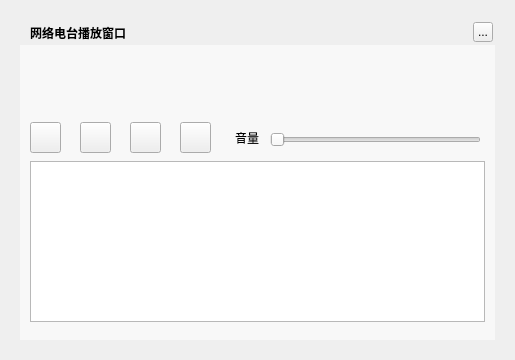
Old version of the form TTKCore/musicUi/musicToolswidget/musicwebentainradiowidget.ui in the repository Greedysky/TTKMusicPlayer.
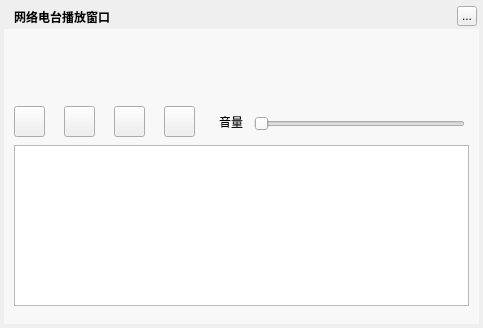
New version of the form. Custom widgets are drawn as their Qt base class.

```diff
--- a/TTKCore/musicUi/musicToolswidget/musicwebentainradiowidget.ui
+++ b/TTKCore/musicUi/musicToolswidget/musicwebentainradiowidget.ui
@@ -6,8 +6,8 @@
    <rect>
     <x>0</x>
     <y>0</y>
-    <width>515</width>
-    <height>360</height>
+    <width>483</width>
+    <height>328</height>
    </rect>
   </property>
   <property name="windowTitle">
@@ -16,8 +16,8 @@
   <widget class="QLabel" name="background">
    <property name="geometry">
     <rect>
-     <x>20</x>
-     <y>20</y>
+     <x>4</x>
+     <y>4</y>
      <width>475</width>
      <height>320</height>
     </rect>
@@ -29,8 +29,8 @@
   <widget class="QLabel" name="topTitleName">
    <property name="geometry">
     <rect>
-     <x>30</x>
-     <y>20</y>
+     <x>14</x>
+     <y>4</y>
      <width>111</width>
      <height>25</height>
     </rect>
@@ -45,8 +45,8 @@
   <widget class="QToolButton" name="topTitleCloseButton">
    <property name="geometry">
     <rect>
-     <x>473</x>
-     <y>22</y>
+     <x>457</x>
+     <y>6</y>
      <width>20</width>
      <height>20</height>
     </rect>
@@ -58,8 +58,8 @@
   <widget class="QListWidget" name="listWidget">
    <property name="geometry">
     <rect>
-     <x>30</x>
-     <y>161</y>
+     <x>14</x>
+     <y>145</y>
      <width>455</width>
      <height>161</height>
     </rect>
@@ -68,8 +68,8 @@
   <widget class="QLabel" name="movieLabel">
    <property name="geometry">
     <rect>
-     <x>30</x>
-     <y>55</y>
+     <x>14</x>
+     <y>39</y>
      <width>455</width>
      <height>60</height>
     </rect>
@@ -84,8 +84,8 @@
   <widget class="QPushButton" name="playButton">
    <property name="geometry">
     <rect>
-     <x>30</x>
-     <y>122</y>
+     <x>14</x>
+     <y>106</y>
      <width>31</width>
      <height>31</height>
     </rect>
@@ -97,8 +97,8 @@
   <widget class="MusicClickedSlider" name="volumeSlider">
    <property name="geometry">
     <rect>
-     <x>270</x>
-     <y>130</y>
+     <x>254</x>
+     <y>114</y>
      <width>211</width>
      <height>20</height>
     </rect>
@@ -110,8 +110,8 @@
   <widget class="QPushButton" name="stopButton">
    <property name="geometry">
     <rect>
-     <x>80</x>
-     <y>122</y>
+     <x>64</x>
+     <y>106</y>
      <width>31</width>
      <height>31</height>
     </rect>
@@ -123,8 +123,8 @@
   <widget class="QPushButton" name="colletButton">
    <property name="geometry">
     <rect>
-     <x>130</x>
-     <y>122</y>
+     <x>114</x>
+     <y>106</y>
      <width>31</width>
      <height>31</height>
     </rect>
@@ -136,8 +136,8 @@
   <widget class="QPushButton" name="discolletButton">
    <property name="geometry">
     <rect>
-     <x>180</x>
-     <y>122</y>
+     <x>164</x>
+     <y>106</y>
      <width>31</width>
      <height>31</height>
     </rect>
@@ -149,8 +149,8 @@
   <widget class="QLabel" name="label_2">
    <property name="geometry">
     <rect>
-     <x>235</x>
-     <y>130</y>
+     <x>219</x>
+     <y>114</y>
      <width>31</width>
      <height>16</height>
     </rect>
@@ -162,8 +162,8 @@
   <widget class="QLabel" name="stateLabel">
    <property name="geometry">
     <rect>
-     <x>35</x>
-     <y>60</y>
+     <x>19</x>
+     <y>44</y>
      <width>141</width>
      <height>16</height>
     </rect>
@@ -175,8 +175,8 @@
   <widget class="QWidget" name="backgroundMask" native="true">
    <property name="geometry">
     <rect>
-     <x>20</x>
-     <y>45</y>
+     <x>4</x>
+     <y>29</y>
      <width>475</width>
      <height>295</height>
     </rect>
```
